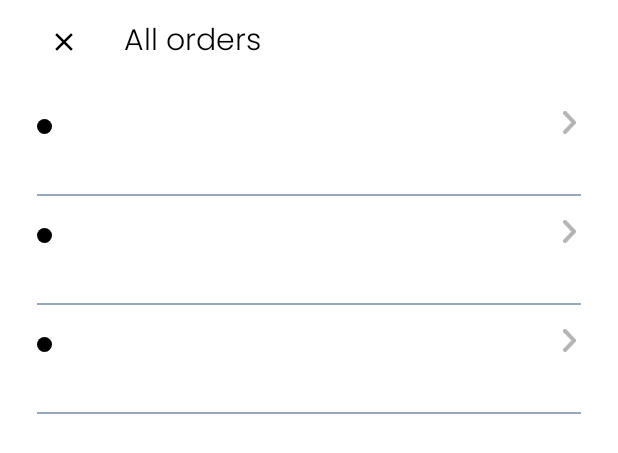
After one commit to vaneIv/OnlineShop, an Android app: the layout fragment_orders.xml on its own in the app's theme, with its tools: preview values and no code run, on a phone screen of 412 x 824 dp. The commit adds this screen. Shown: the top 453 px of the screen. Run offline under Robolectric (Android 15) with nearby library versions, the phone set to English and light mode, and no system bars.

Commit message:
All orders screen and logic setup.

```diff
--- /dev/null
+++ b/app/src/main/res/layout/fragment_orders.xml
@@ -0,0 +1,96 @@
+<?xml version="1.0" encoding="utf-8"?>
+<androidx.constraintlayout.widget.ConstraintLayout xmlns:android="http://schemas.android.com/apk/res/android"
+    xmlns:app="http://schemas.android.com/apk/res-auto"
+    xmlns:tools="http://schemas.android.com/tools"
+    android:layout_width="match_parent"
+    android:layout_height="match_parent">
+
+    <androidx.appcompat.widget.Toolbar
+        android:id="@+id/toolbar_all_orders"
+        android:layout_width="0dp"
+        android:layout_height="?actionBarSize"
+        app:layout_constraintEnd_toEndOf="@id/guideline_end"
+        app:layout_constraintStart_toStartOf="@id/guideline_start"
+        app:layout_constraintTop_toTopOf="parent">
+
+        <androidx.constraintlayout.widget.ConstraintLayout
+            android:layout_width="match_parent"
+            android:layout_height="match_parent">
+
+            <ImageView
+                android:id="@+id/image_view_close_orders"
+                android:layout_width="20dp"
+                android:layout_height="20dp"
+                android:scaleType="centerInside"
+                android:src="@drawable/ic_close"
+                app:layout_constraintBottom_toBottomOf="parent"
+                app:layout_constraintStart_toStartOf="parent"
+                app:layout_constraintTop_toTopOf="parent"
+                app:tint="@color/black" />
+
+            <TextView
+                android:layout_width="wrap_content"
+                android:layout_height="wrap_content"
+                android:layout_marginStart="30dp"
+                android:fontFamily="@font/poppins_light"
+                android:text="All orders"
+                android:textColor="@color/black"
+                android:textSize="20sp"
+                app:layout_constraintBottom_toBottomOf="parent"
+                app:layout_constraintStart_toEndOf="@+id/image_view_close_orders"
+                app:layout_constraintTop_toTopOf="parent" />
+
+        </androidx.constraintlayout.widget.ConstraintLayout>
+    </androidx.appcompat.widget.Toolbar>
+
+    <androidx.recyclerview.widget.RecyclerView
+        android:id="@+id/recycler_view_all_orders"
+        android:layout_width="0dp"
+        android:layout_height="wrap_content"
+        android:layout_marginTop="10dp"
+        app:layout_constraintEnd_toStartOf="@id/guideline_end"
+        app:layout_constraintStart_toStartOf="@id/guideline_start"
+        app:layout_constraintTop_toBottomOf="@id/toolbar_all_orders"
+        tools:listitem="@layout/order_item" />
+
+    <ProgressBar
+        android:id="@+id/progress_bar_all_orders"
+        android:layout_width="wrap_content"
+        android:layout_height="wrap_content"
+        android:indeterminateTint="@color/g_gray700"
+        android:visibility="gone"
+        app:layout_constraintBottom_toBottomOf="parent"
+        app:layout_constraintEnd_toEndOf="parent"
+        app:layout_constraintStart_toStartOf="parent"
+        app:layout_constraintTop_toTopOf="parent" />
+
+    <TextView
+        android:id="@+id/text_view_empty_orders"
+        android:layout_width="wrap_content"
+        android:layout_height="wrap_content"
+        android:fontFamily="@font/poppins_light"
+        android:gravity="center"
+        android:text="No orders to show"
+        android:textColor="@color/black"
+        android:textSize="15sp"
+        android:visibility="gone"
+        app:layout_constraintBottom_toBottomOf="parent"
+        app:layout_constraintEnd_toEndOf="parent"
+        app:layout_constraintStart_toStartOf="parent"
+        app:layout_constraintTop_toTopOf="parent" />
+
+    <androidx.constraintlayout.widget.Guideline
+        android:id="@+id/guideline_start"
+        android:layout_width="wrap_content"
+        android:layout_height="wrap_content"
+        android:orientation="vertical"
+        app:layout_constraintGuide_percent="0.04" />
+
+    <androidx.constraintlayout.widget.Guideline
+        android:id="@+id/guideline_end"
+        android:layout_width="wrap_content"
+        android:layout_height="wrap_content"
+        android:orientation="vertical"
+        app:layout_constraintGuide_percent="0.96" />
+
+</androidx.constraintlayout.widget.ConstraintLayout>
--- /dev/null
+++ b/app/src/main/res/layout/order_item.xml
@@ -0,0 +1,52 @@
+<?xml version="1.0" encoding="utf-8"?>
+<LinearLayout xmlns:android="http://schemas.android.com/apk/res/android"
+    xmlns:tools="http://schemas.android.com/tools"
+    android:id="@+id/parent_linear_layout"
+    android:layout_width="match_parent"
+    android:layout_height="wrap_content"
+    android:orientation="vertical"
+    android:padding="8dp">
+
+    <LinearLayout
+        android:layout_width="match_parent"
+        android:layout_height="wrap_content"
+        android:orientation="horizontal">
+
+        <de.hdodenhof.circleimageview.CircleImageView
+            android:id="@+id/image_order_state"
+            android:layout_width="10dp"
+            android:layout_height="10dp"
+            android:layout_gravity="center"
+            android:src="@color/black" />
+
+        <TextView
+            android:id="@+id/text_view_order_id"
+            style="@style/MediumTextViewThin"
+            android:layout_width="wrap_content"
+            android:layout_height="wrap_content"
+            android:layout_marginStart="5dp"
+            android:layout_weight="1"
+            tools:text="@tools:sample/lorem" />
+
+        <ImageView
+            android:layout_width="15dp"
+            android:layout_height="15dp"
+            android:src="@drawable/ic_arrow" />
+
+    </LinearLayout>
+
+    <TextView
+        android:id="@+id/text_view_order_date"
+        android:layout_width="wrap_content"
+        android:layout_height="wrap_content"
+        tools:text="@tools:sample/lorem" />
+
+    <View
+        android:id="@+id/line"
+        android:layout_width="match_parent"
+        android:layout_height="1dp"
+        android:layout_marginTop="15dp"
+        android:background="@color/g_gray700"
+        android:backgroundTint="@color/g_blue_gray200" />
+
+</LinearLayout>
--- a/app/src/main/res/navigation/shopping_graph.xml
+++ b/app/src/main/res/navigation/shopping_graph.xml
@@ -81,4 +81,9 @@
         android:name="com.example.onlineshop.fragments.settings.UserAccountFragment"
         android:label="UserAccountFragment"
         tools:layout="@layout/fragment_user_account" />
+    <fragment
+        android:id="@+id/ordersFragment"
+        android:name="com.example.onlineshop.fragments.settings.OrdersFragment"
+        android:label="OrdersFragment"
+        tools:layout="@layout/fragment_orders"/>
 </navigation>
```
Also changed, not shown: app/src/main/java/com/example/onlineshop/adapters/OrdersAdapter.kt (added, +89 -0 lines), app/src/main/java/com/example/onlineshop/data/order/Order.kt (+10 -4 lines), app/src/main/java/com/example/onlineshop/data/order/OrderStatus.kt (+32 -6 lines), app/src/main/java/com/example/onlineshop/fragments/settings/OrdersFragment.kt (added, +77 -0 lines), app/src/main/java/com/example/onlineshop/viewmodel/OrdersViewModel.kt (added, +47 -0 lines).
